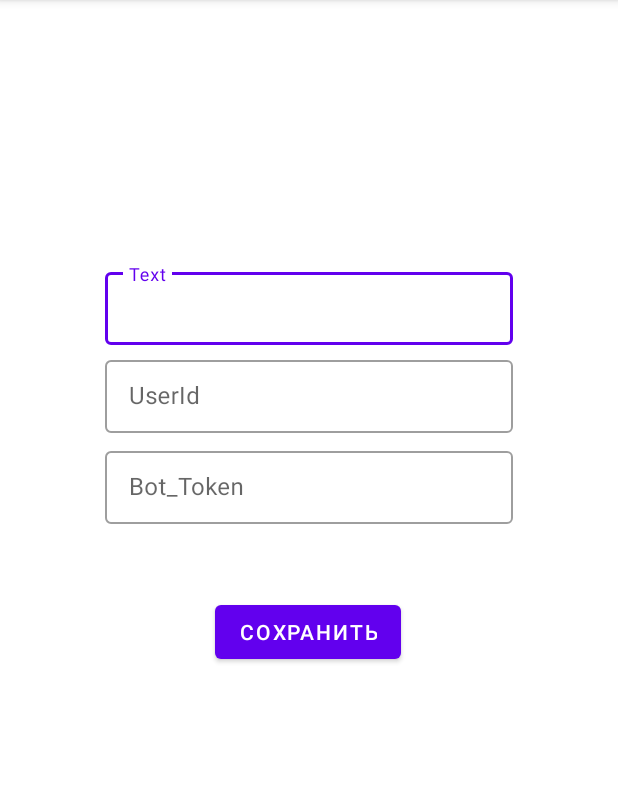
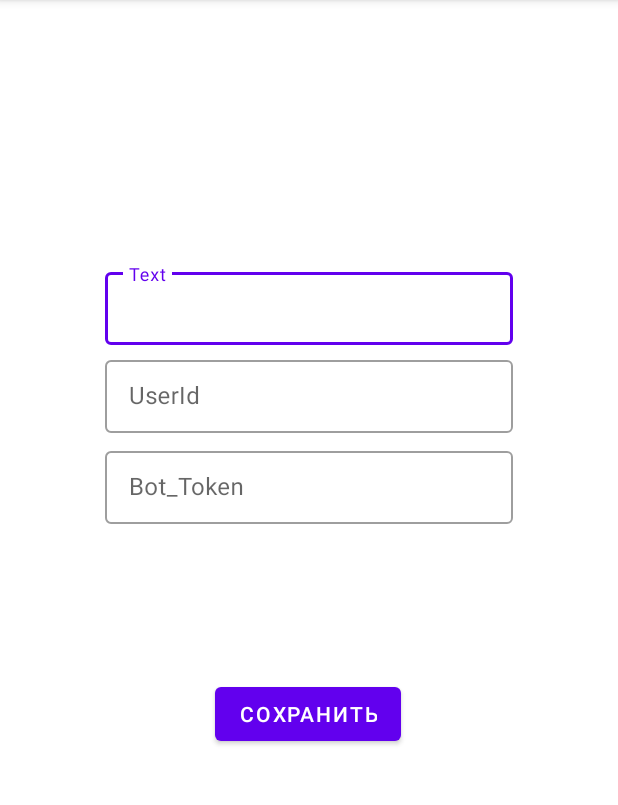
Before and after one commit to zalmek/proj-eye, an Android app: the screen it shows after launch (MainActivity), on a phone screen of 412 x 824 dp, the part 84-889 px from its top. Run offline under Robolectric (Android 15) with nearby library versions, the phone set to English and light mode, and no system bars.

Commit message:
2.1.1 landscape fix

```diff
--- a/app/src/main/res/layout/activity_main.xml
+++ b/app/src/main/res/layout/activity_main.xml
@@ -11,7 +11,7 @@
         style="@style/Widget.MaterialComponents.Button"
         android:layout_width="wrap_content"
         android:layout_height="wrap_content"
-        android:layout_marginBottom="20dp"
+        android:layout_marginTop="100dp"
         android:text="@string/button"
         app:layout_constraintBottom_toBottomOf="parent"
         app:layout_constraintEnd_toEndOf="parent"
```
Also changed, not shown: app/src/main/java/com/example/chargemessenger/BootNotifyReceiver.java (renamed from app/src/main/java/com/example/chargemessenger/BootConnectReceiver.java).
